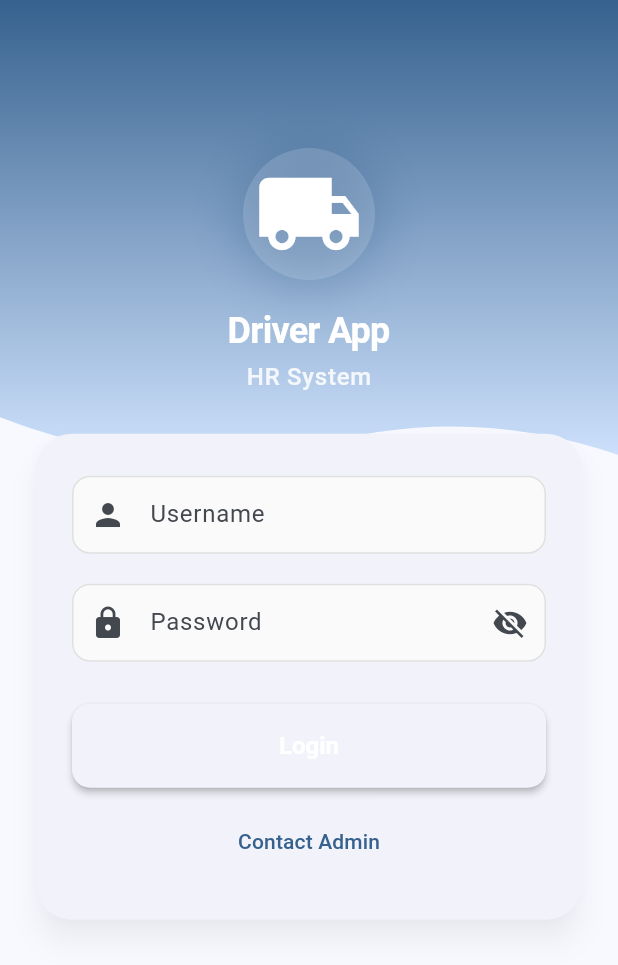
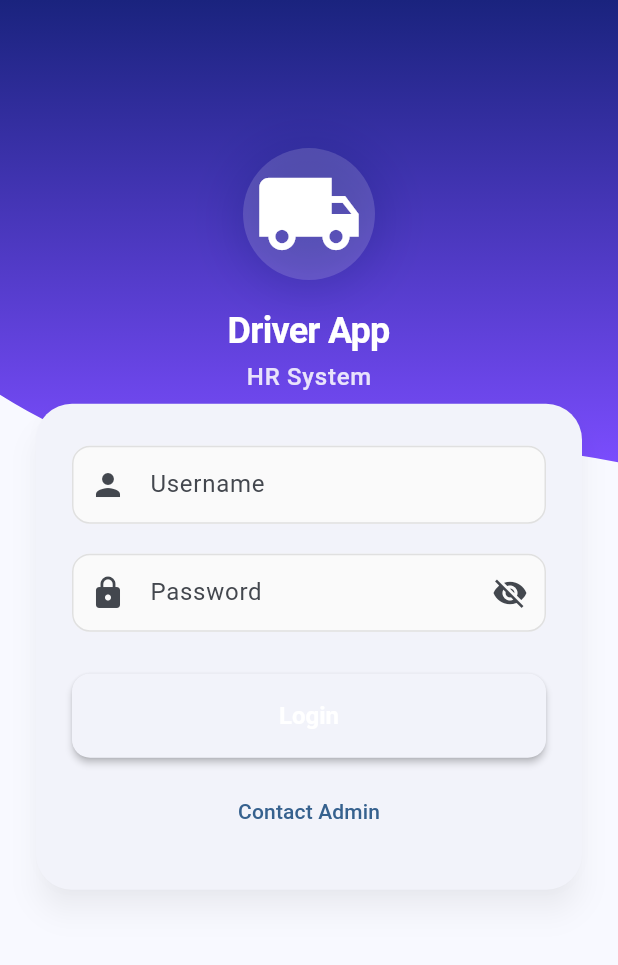
Before and after one commit to AbuHishamTareq/HR_SYSTEM, a Flutter app: the screen it shows after launch, on a phone screen of 412 x 824 dp. Shown: the top 965 px of the screen. Run offline on Flutter 3.47's test engine with Material 3 defaults, Android fonts, the phone set to English and light mode, and no system bars; our stand-ins replace dio, flutter_riverpod, go_router, package_info_plus, sentry_flutter, shared_preferences; network calls fail.

Commit message:
Tweak driver login: deep indigo/purple palette, increase card offset to -48, deepen wave clipper

```diff
--- a/driver-app/lib/src/screens/login_screen.dart
+++ b/driver-app/lib/src/screens/login_screen.dart
@@ -236,7 +236,9 @@ class _DriverLoginScreenState extends ConsumerState<DriverLoginScreen>
             begin: Alignment.topCenter,
             end: Alignment.bottomCenter,
             colors: [
-              theme.colorScheme.primaryContainer,
+              theme.brightness == Brightness.dark
+                  ? const Color(0xFF1B2838)
+                  : const Color(0xFF7C4DFF),
               theme.colorScheme.surface,
             ],
           ),
@@ -306,8 +308,12 @@ class _DriverLoginScreenState extends ConsumerState<DriverLoginScreen>
                 begin: Alignment.topCenter,
                 end: Alignment.bottomCenter,
                 colors: [
-                  theme.colorScheme.primary,
-                  theme.colorScheme.primaryContainer,
+                  theme.brightness == Brightness.dark
+                      ? const Color(0xFF0D1B2A)
+                      : const Color(0xFF1A237E),
+                  theme.brightness == Brightness.dark
+                      ? const Color(0xFF1B2838)
+                      : const Color(0xFF7C4DFF),
                 ],
               ),
             ),
@@ -321,10 +327,12 @@ class _DriverLoginScreenState extends ConsumerState<DriverLoginScreen>
                   height: circleSize,
                   decoration: BoxDecoration(
                     shape: BoxShape.circle,
-                    color: theme.colorScheme.surface.withValues(alpha: 0.15),
+                    color: Colors.white.withValues(alpha: 0.15),
                     boxShadow: [
                       BoxShadow(
-                        color: theme.colorScheme.primary.withValues(alpha: 0.35),
+                        color: theme.brightness == Brightness.dark
+                            ? const Color(0xFF0D1B2A).withValues(alpha: 0.5)
+                            : const Color(0xFF1A237E).withValues(alpha: 0.35),
                         blurRadius: 28,
                         spreadRadius: 4,
                       ),
@@ -333,14 +341,14 @@ class _DriverLoginScreenState extends ConsumerState<DriverLoginScreen>
                   child: Icon(
                     Icons.local_shipping,
                     size: iconSize,
-                    color: theme.colorScheme.onPrimary,
+                    color: Colors.white,
                   ),
                 ),
                 const SizedBox(height: 18),
                 Text(
                   'Driver App',
                   style: theme.textTheme.headlineMedium?.copyWith(
-                    color: theme.colorScheme.onPrimary,
+                    color: Colors.white,
                     fontWeight: FontWeight.bold,
                     letterSpacing: -0.5,
                   ),
@@ -349,7 +357,7 @@ class _DriverLoginScreenState extends ConsumerState<DriverLoginScreen>
                 Text(
                   'HR System',
                   style: theme.textTheme.bodyLarge?.copyWith(
-                    color: theme.colorScheme.onPrimary.withValues(alpha: 0.85),
+                    color: Colors.white.withValues(alpha: 0.85),
                     fontWeight: FontWeight.w500,
                     letterSpacing: 0.5,
                   ),
@@ -375,10 +383,14 @@ class _DriverLoginScreenState extends ConsumerState<DriverLoginScreen>
           height: 72,
           decoration: BoxDecoration(
             shape: BoxShape.circle,
-            color: theme.colorScheme.primaryContainer,
+            color: theme.brightness == Brightness.dark
+                ? const Color(0xFF1B2838)
+                : const Color(0xFF7C4DFF),
             boxShadow: [
               BoxShadow(
-                color: theme.colorScheme.primary.withValues(alpha: 0.2),
+                color: theme.brightness == Brightness.dark
+                    ? const Color(0xFF0D1B2A).withValues(alpha: 0.3)
+                    : const Color(0xFF1A237E).withValues(alpha: 0.2),
                 blurRadius: 16,
                 spreadRadius: 2,
               ),
@@ -387,7 +399,7 @@ class _DriverLoginScreenState extends ConsumerState<DriverLoginScreen>
           child: Icon(
             Icons.local_shipping,
             size: 40,
-            color: theme.colorScheme.onPrimaryContainer,
+            color: Colors.white,
           ),
         ),
         const SizedBox(height: 14),
@@ -415,9 +427,9 @@ class _DriverLoginScreenState extends ConsumerState<DriverLoginScreen>
   // ──────────────────────────────────────────────
   Widget _buildFormCard(ThemeData theme) {
     return Transform.translate(
-      offset: const Offset(0, -28),
+      offset: const Offset(0, -48),
       child: Padding(
-        padding: const EdgeInsets.symmetric(horizontal: 20),
+        padding: const EdgeInsets.only(left: 20, right: 20, bottom: 32),
         child: Card(
           elevation: 8,
           shadowColor: theme.colorScheme.shadow.withValues(alpha: 0.25),
@@ -671,11 +683,11 @@ class _HeaderWaveClipper extends CustomClipper<Path> {
   @override
   Path getClip(Size size) {
     final path = Path();
-    path.lineTo(0, size.height - 35);
+    path.lineTo(0, size.height - 50);
 
-    // First curve (left third)
-    final firstControlPoint = Offset(size.width / 4, size.height + 5);
-    final firstEndPoint = Offset(size.width / 2, size.height - 15);
+    // First curve (left third) — deeper dip for a more pronounced wave
+    final firstControlPoint = Offset(size.width / 4, size.height + 15);
+    final firstEndPoint = Offset(size.width / 2, size.height - 10);
     path.quadraticBezierTo(
       firstControlPoint.dx,
       firstControlPoint.dy,
@@ -686,9 +698,9 @@ class _HeaderWaveClipper extends CustomClipper<Path> {
     // Second curve (right two-thirds)
     final secondControlPoint = Offset(
       3 * size.width / 4,
-      size.height - 45,
+      size.height - 25,
     );
-    final secondEndPoint = Offset(size.width, size.height - 10);
+    final secondEndPoint = Offset(size.width, size.height - 5);
     path.quadraticBezierTo(
       secondControlPoint.dx,
       secondControlPoint.dy,
```
